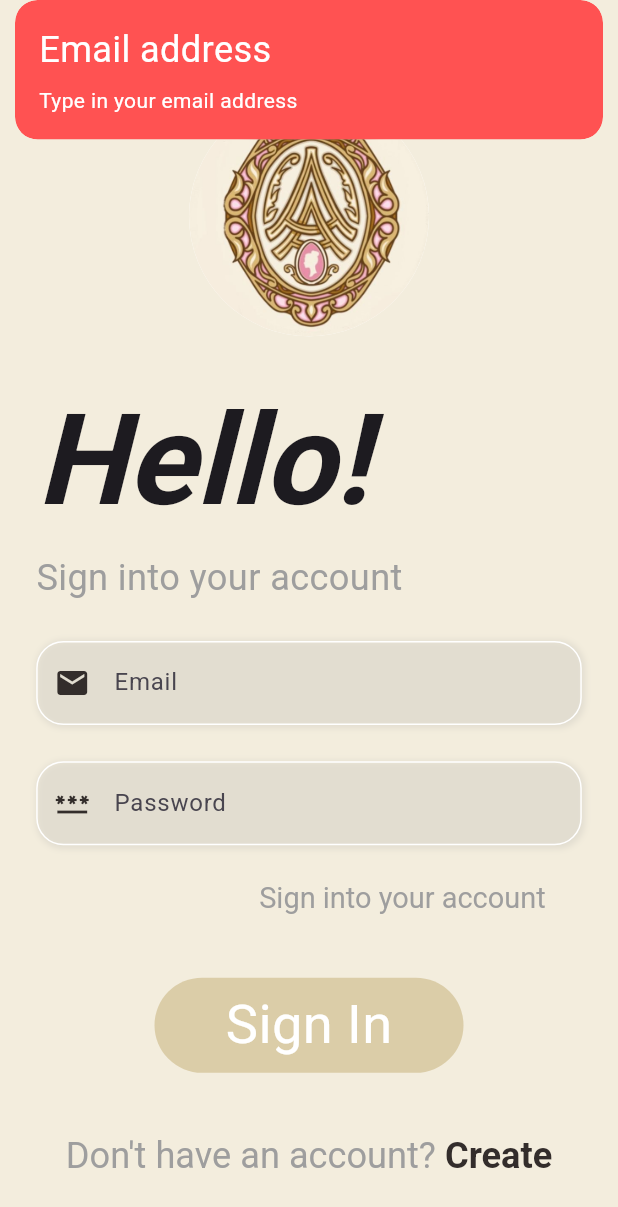
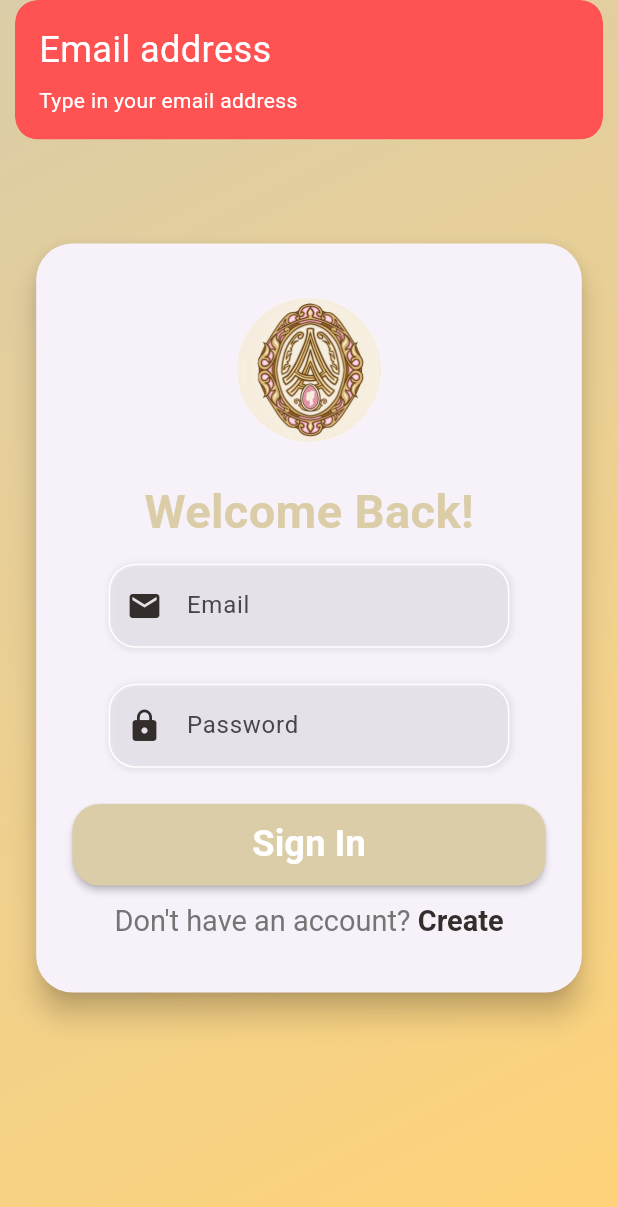
Before and after one commit to okiramadhan/angeliquee--fix, a Flutter app: the screen it shows after launch, after a tap on "Sign In", on a phone screen of 412 x 824 dp. Shown: the top 1207 px of the screen. Run offline on Flutter 3.47's test engine with Material 3 defaults, Android fonts, the light colour scheme and no system bars; our stand-ins replace dots_indicator, firebase_core, firebase_messaging, flutter_map, geocoding, geolocator and 4 more; accounts and stored records are empty; network calls fail.

Commit message:
update UI

```diff
--- a/lib/pages/auth/sign_in_page.dart
+++ b/lib/pages/auth/sign_in_page.dart
@@ -8,6 +8,7 @@ import 'package:flutter_application_1/routes/route_helper.dart';
 import 'package:flutter_application_1/utils/colors.dart';
 import 'package:flutter_application_1/utils/dimensions.dart';
 import 'package:flutter_application_1/widgets/app_text_field.dart';
+import 'package:flutter_application_1/widgets/auth_card.dart';
 import 'package:flutter_application_1/widgets/big_text.dart';
 import 'package:get/get.dart';
 
@@ -18,6 +19,7 @@ class SignInPage extends StatelessWidget {
   Widget build(BuildContext context) {
     var emailController = TextEditingController();
     var passwordController = TextEditingController();
+
     void _login(AuthController authController) {
       String email = emailController.text.trim();
       String password = passwordController.text.trim();
@@ -45,125 +47,104 @@ class SignInPage extends StatelessWidget {
     }
 
     return Scaffold(
-      backgroundColor: const Color.fromARGB(255, 243, 237, 221),
       body: GetBuilder<AuthController>(builder: (authController) {
         return !authController.isLoading
-            ? SingleChildScrollView(
-                physics: BouncingScrollPhysics(),
+            ? Container(
+                width: double.infinity,
+                height: double.infinity,
+                decoration: const BoxDecoration(
+                  gradient: LinearGradient(
+                    colors: [AppColors.mainColor, AppColors.yellowColor],
+                    begin: Alignment.topLeft,
+                    end: Alignment.bottomRight,
+                  ),
+                ),
+                child: Center(
+                  child: SingleChildScrollView(
+                    child: AuthCard(
                       child: Column(
+                        mainAxisSize: MainAxisSize.min,
                         children: [
-                    SizedBox(height: Dimensions.screenHeight * 0.05),
-                    Container(
-                      height: Dimensions.screenHeight * 0.25,
-                      child: Center(
-                        child: CircleAvatar(
+                          CircleAvatar(
                             backgroundColor: Colors.white,
-                          radius: 80,
+                            radius: 48,
                             backgroundImage: AssetImage("assets/images/logo.jpg"),
                           ),
+                          SizedBox(height: Dimensions.height20),
+                          Text(
+                            "Welcome Back!",
+                            style: TextStyle(
+                              fontSize: Dimensions.font26,
+                              fontWeight: FontWeight.bold,
+                              color: AppColors.mainColor,
                             ),
                           ),
-                    Container(
-                      margin: EdgeInsets.only(left: Dimensions.width20),
-                      width: double.maxFinite,
-                      child: Column(
-                        crossAxisAlignment: CrossAxisAlignment.start,
-                        children: [
-                          Text("Hello!",
-                              style: TextStyle(
-                                  fontSize: Dimensions.font20 * 3 +
-                                      Dimensions.font20 / 2,
-                                  fontWeight: FontWeight.bold,
-                                  fontStyle: FontStyle.italic)),
-                          Text("Sign into your account",
-                              style: TextStyle(
-                                  fontSize: Dimensions.font20,
-                                  color: Colors.grey[500])),
-                        ],
-                      ),
-                    ),
-                    SizedBox(height: Dimensions.height20),
+                          SizedBox(height: Dimensions.height10),
                           AppTextField(
                             textController: emailController,
                             hintText: "Email",
-                        icon: Icons.email),
+                            icon: Icons.email,
+                          ),
                           SizedBox(height: Dimensions.height20),
                           AppTextField(
                             textController: passwordController,
                             hintText: "Password",
-                      icon: Icons.password_sharp,
+                            icon: Icons.lock,
                             isObscure: true,
                           ),
                           SizedBox(height: Dimensions.height20),
-                    Padding(
-                      padding: EdgeInsets.only(right: Dimensions.width20),
-                      child: Row(
-                        mainAxisAlignment: MainAxisAlignment.end,
-                        children: [
-                          Expanded(child: Container()),
-                          RichText(
-                            text: TextSpan(
-                              text: "Sign into your account",
+                          SizedBox(
+                            width: double.infinity,
+                            height: Dimensions.height45,
+                            child: ElevatedButton(
+                              style: ElevatedButton.styleFrom(
+                                backgroundColor: AppColors.mainColor,
+                                shape: RoundedRectangleBorder(
+                                  borderRadius:
+                                      BorderRadius.circular(Dimensions.radius15),
+                                ),
+                                elevation: 2,
+                              ),
+                              onPressed: () => _login(authController),
+                              child: Text(
+                                "Sign In",
                                 style: TextStyle(
-                                color: Colors.grey[500],
-                                fontSize: Dimensions.font16,
-                              ),
-                            ),
-                          ),
-                          SizedBox(
-                            width: Dimensions.width20,
-                          )
-                        ],
-                      ),
-                    ),
-                    SizedBox(height: Dimensions.screenHeight * 0.05),
-                    GestureDetector(
-                      onTap: () {
-                        _login(authController);
-                      },
-                      child: Container(
-                        width: Dimensions.screenWidth / 2,
-                        height: Dimensions.screenHeight / 13,
-                        decoration: BoxDecoration(
-                          borderRadius:
-                              BorderRadius.circular(Dimensions.radius30),
-                          color: AppColors.mainColor,
-                        ),
-                        child: Center(
-                          child: BigText(
-                            text: "Sign In",
-                            size: Dimensions.font20 + Dimensions.font20 / 2,
                                   color: Colors.white,
+                                  fontSize: Dimensions.font20,
+                                  fontWeight: FontWeight.bold,
                                 ),
                               ),
                             ),
                           ),
-                    SizedBox(height: Dimensions.screenHeight * 0.05),
+                          SizedBox(height: Dimensions.height10),
                           RichText(
                             text: TextSpan(
                               text: "Don't have an account?",
                               style: TextStyle(
-                            color: Colors.grey[500],
-                            fontSize: Dimensions.font20,
+                                color: Colors.grey[600],
+                                fontSize: Dimensions.font16,
                               ),
                               children: [
                                 TextSpan(
+                                  text: " Create",
+                                  style: TextStyle(
+                                    color: AppColors.mainBlacklalor,
+                                    fontWeight: FontWeight.bold,
+                                  ),
                                   recognizer: TapGestureRecognizer()
                                     ..onTap = () => Get.to(() => SignUpPage(),
                                         transition: Transition.fade),
-                              text: " Create",
-                              style: TextStyle(
-                                color: AppColors.mainBlacklalor,
-                                fontSize: Dimensions.font20,
-                                fontWeight: FontWeight.bold,
-                              ),
-                            ),
-                          ]),
                                 ),
                               ],
                             ),
+                          ),
+                        ],
+                      ),
+                    ),
+                  ),
+                ),
               )
-            : CustomLoader();
+            : const CustomLoader();
       }),
     );
   }
--- a/lib/pages/shop/popular_shop_detail.dart
+++ b/lib/pages/shop/popular_shop_detail.dart
@@ -128,8 +128,9 @@ class PopularShopDetail extends StatelessWidget {
                         Expanded(
                           child: SingleChildScrollView(
                             child: ExandableTextWidget(
-                                text: product.description ??
-                                    "Tidak ada deskripsi"),
+                              text: removeHtmlTags(
+                                  product.description ?? "Tidak ada deskripsi"),
+                            ),
                           ),
                         ),
                       ],
--- a/lib/pages/splash/splash_page.dart
+++ b/lib/pages/splash/splash_page.dart
@@ -1,14 +1,14 @@
 import 'dart:async';
-
 import 'package:flutter/material.dart';
 import 'package:flutter_application_1/controllers/popular_product_controller.dart';
 import 'package:flutter_application_1/controllers/recommended_product_controller.dart';
 import 'package:flutter_application_1/routes/route_helper.dart';
+import 'package:flutter_application_1/utils/app_constants.dart';
+import 'package:flutter_application_1/utils/colors.dart';
 import 'package:flutter_application_1/utils/dimensions.dart';
+import 'package:flutter_application_1/widgets/splash_logo.dart';
 import 'package:get/get.dart';
-import 'package:flutter_application_1/utils/app_constants.dart';
 import 'package:shared_preferences/shared_preferences.dart';
-
 
 class SplashPage extends StatefulWidget {
   const SplashPage({super.key});
@@ -30,46 +30,75 @@ class _SplashPageState extends State<SplashPage> with TickerProviderStateMixin {
     final prefs = await SharedPreferences.getInstance();
     prefs.remove(AppConstants.CART_LIST);
     prefs.remove(AppConstants.CART_HISTORY_LIST);
-    print("Cart dan Cart History lama telah dihapus ");
   }
-
 
   @override
   void initState() {
     super.initState();
     _loadResources();
     _clearOldCart();
-    controller =
-    AnimationController(vsync: this, duration: const Duration(seconds: 2))
-      ..forward();
-    animation = CurvedAnimation(parent: controller, curve: Curves.linear);
+    controller = AnimationController(
+      vsync: this,
+      duration: const Duration(seconds: 2),
+    )..forward();
+    animation = CurvedAnimation(parent: controller, curve: Curves.easeOutBack);
     Timer(const Duration(seconds: 3), () => Get.offNamed(RouteHelper.getSignInPage()));
   }
-
 
   @override
   Widget build(BuildContext context) {
     return Scaffold(
-      backgroundColor: const Color.fromARGB(255, 243, 237, 221),
-      body: Column(
+      body: Container(
+        width: double.infinity,
+        height: double.infinity,
+        decoration: const BoxDecoration(
+          gradient: LinearGradient(
+            colors: [AppColors.mainColor, AppColors.yellowColor],
+            begin: Alignment.topLeft,
+            end: Alignment.bottomRight,
+          ),
+        ),
+        child: Column(
           mainAxisAlignment: MainAxisAlignment.center,
           children: [
             ScaleTransition(
               scale: animation,
-            child: Center(
-              child: Image.asset(
-                "assets/images/logo.jpg",
-                width: Dimensions.splashImg,
+              child: const SplashLogo(),
+            ),
+            SizedBox(height: Dimensions.height20),
+            Text(
+              "Glitz & Grace",
+              style: TextStyle(
+                fontSize: Dimensions.font26,
+                fontWeight: FontWeight.bold,
+                color: Colors.white,
+                letterSpacing: 2,
+                shadows: [
+                  Shadow(
+                    blurRadius: 8,
+                    color: Colors.black26,
+                    offset: Offset(0, 2),
+                  ),
+                ],
               ),
             ),
-          ),
-          Center(
-            child: Image.asset(
-              "assets/images/namalogo.jpg",
-              width: Dimensions.splashImg,
+            SizedBox(height: Dimensions.height10),
+            Text(
+              "Beauty & Fashion Marketplace",
+              style: TextStyle(
+                fontSize: Dimensions.font16,
+                color: Colors.white70,
+                fontWeight: FontWeight.w400,
+                letterSpacing: 1,
               ),
             ),
+            SizedBox(height: Dimensions.height30),
+            CircularProgressIndicator(
+              color: Colors.white,
+              strokeWidth: 3,
+            ),
           ],
+        ),
       ),
     );
   }
--- /dev/null
+++ b/lib/widgets/auth_card.dart
@@ -0,0 +1,23 @@
+import 'package:flutter/material.dart';
+import 'package:flutter_application_1/utils/dimensions.dart';
+
+class AuthCard extends StatelessWidget {
+  final Widget child;
+  const AuthCard({super.key, required this.child});
+
+  @override
+  Widget build(BuildContext context) {
+    return Card(
+      elevation: 8,
+      margin: EdgeInsets.symmetric(horizontal: Dimensions.width20),
+      shape: RoundedRectangleBorder(
+        borderRadius: BorderRadius.circular(Dimensions.radius20),
+      ),
+      child: Padding(
+        padding: EdgeInsets.symmetric(
+            horizontal: Dimensions.width20, vertical: Dimensions.height30),
+        child: child,
+      ),
+    );
+  }
+}
--- a/lib/widgets/exandable_text_widget.dart
+++ b/lib/widgets/exandable_text_widget.dart
@@ -1,4 +1,3 @@
-import 'package:flutter/foundation.dart';
 import 'package:flutter/material.dart';
 import 'package:flutter/widgets.dart';
 import 'package:flutter_application_1/utils/colors.dart';
@@ -78,3 +77,8 @@ class _ExandableTextWidgetState extends State<ExandableTextWidget> {
     );
   }
 }
+
+String removeHtmlTags(String htmlText) {
+  final regex = RegExp(r'<[^>]*>', multiLine: true, caseSensitive: true);
+  return htmlText.replaceAll(regex, '');
+}
--- /dev/null
+++ b/lib/widgets/splash_logo.dart
@@ -0,0 +1,31 @@
+import 'package:flutter/material.dart';
+import 'package:flutter_application_1/utils/dimensions.dart';
+
+class SplashLogo extends StatelessWidget {
+  final double? size;
+  const SplashLogo({super.key, this.size});
+
+  @override
+  Widget build(BuildContext context) {
+    return Container(
+      width: size ?? Dimensions.splashImg,
+      height: size ?? Dimensions.splashImg,
+      decoration: BoxDecoration(
+        shape: BoxShape.circle,
+        boxShadow: [
+          BoxShadow(
+            color: Colors.black12,
+            blurRadius: 16,
+            offset: Offset(0, 8),
+          ),
+        ],
+      ),
+      child: ClipOval(
+        child: Image.asset(
+          "assets/images/logo.jpg",
+          fit: BoxFit.cover,
+        ),
+      ),
+    );
+  }
+}
--- a/pubspec.yaml
+++ b/pubspec.yaml
@@ -47,6 +47,7 @@ dependencies:
   http: ^1.4.0
   firebase_core: ^3.13.1
   firebase_messaging: ^15.2.6
+  flutter_html: ^3.0.0
 
 
 dev_dependencies:
```
Also changed, not shown: lib/base/custom_loader.dart (+22 -6 lines), lib/pages/auth/sign_up_page.dart (+83 -53 lines), lib/pages/shop/recommended_shop_detail.dart (+12 -4 lines), pubspec.lock. Lines whose indentation alone changed are shown as unchanged.
